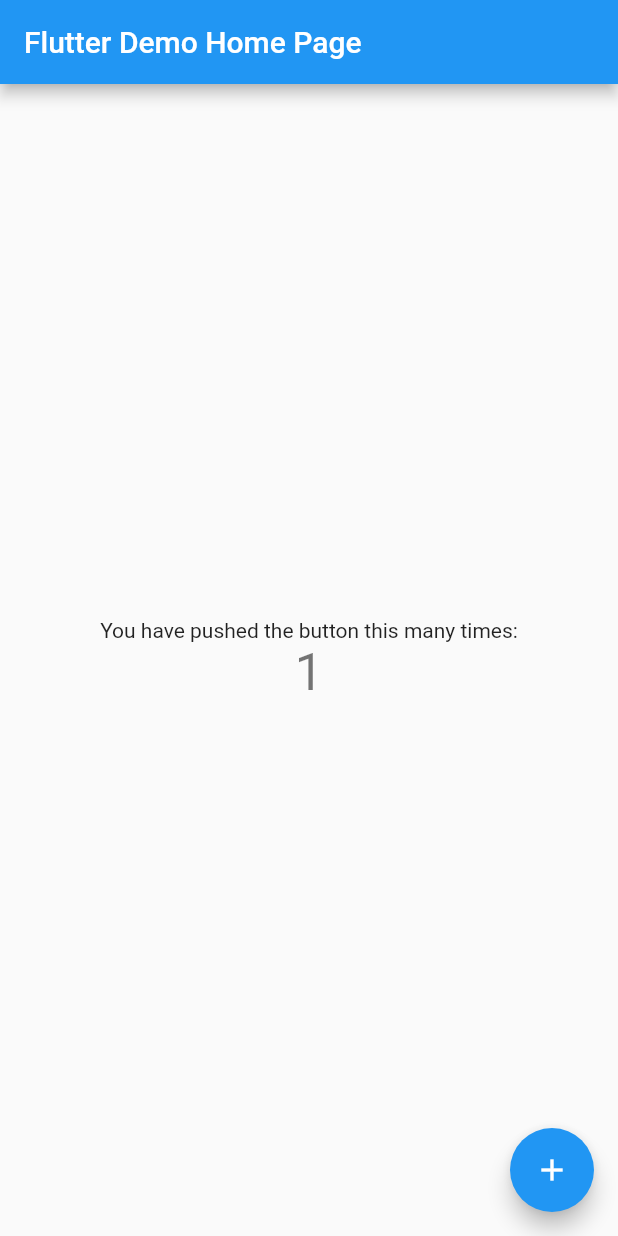
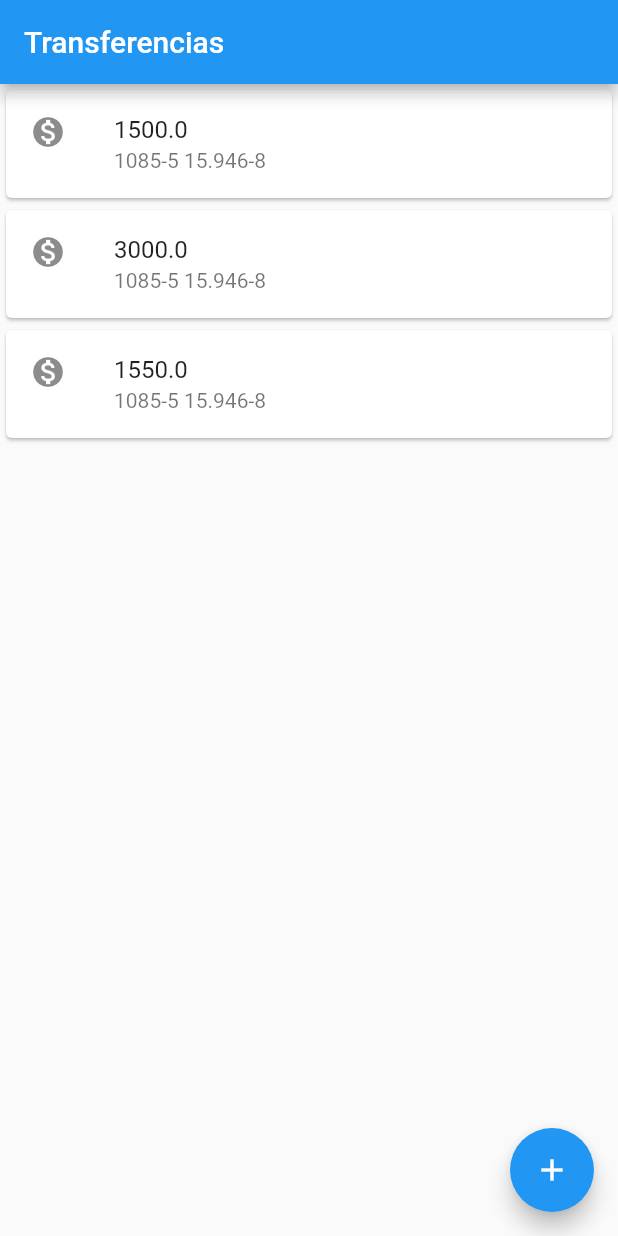
Before and after one commit to cesarionto/bytebank, a Flutter app: the screen it shows after launch, after a tap on the "add" icon, on a phone screen of 412 x 824 dp. Run offline on Flutter 3.47's test engine with Material 2 defaults, Android fonts, the phone set to English and light mode, and no system bars.

Commit message:
Criando a tela de lista de transferencias

```diff
--- a/lib/main.dart
+++ b/lib/main.dart
@@ -1,113 +1,57 @@
 import 'package:flutter/material.dart';
 
 void main() {
-  runApp(MyApp());
+  runApp(MaterialApp(
+    home: Scaffold(
+      appBar: AppBar(
+        title: Text('Transferencias'),
+      ),
+      body:ListaTransferencia(),
+      floatingActionButton: FloatingActionButton(
+        onPressed: () {  },
+        child: Icon(Icons.add),
+      ),
+    ),
+  ));
 }
 
-class MyApp extends StatelessWidget {
-  // This widget is the root of your application.
+
+class ListaTransferencia extends StatelessWidget{
   @override
   Widget build(BuildContext context) {
-    return MaterialApp(
-      title: 'Flutter Demo',
-      theme: ThemeData(
-        // This is the theme of your application.
-        //
-        // Try running your application with "flutter run". You'll see the
-        // application has a blue toolbar. Then, without quitting the app, try
-        // changing the primarySwatch below to Colors.green and then invoke
-        // "hot reload" (press "r" in the console where you ran "flutter run",
-        // or simply save your changes to "hot reload" in a Flutter IDE).
-        // Notice that the counter didn't reset back to zero; the application
-        // is not restarted.
-        primarySwatch: Colors.blue,
-      ),
-      home: MyHomePage(title: 'Flutter Demo Home Page'),
+    return Column(
+      children: [
+        ItemTransferencia(Transferencia(1500,'1085-5 15.946-8')),
+        ItemTransferencia(Transferencia(3000,'1085-5 15.946-8')),
+        ItemTransferencia(Transferencia(1550,'1085-5 15.946-8')),
+      ],
     );
   }
 }
 
-class MyHomePage extends StatefulWidget {
-  MyHomePage({Key? key, required this.title}) : super(key: key);
+class ItemTransferencia extends StatelessWidget{
 
-  // This widget is the home page of your application. It is stateful, meaning
-  // that it has a State object (defined below) that contains fields that affect
-  // how it looks.
+  final Transferencia _transferencia;
 
-  // This class is the configuration for the state. It holds the values (in this
-  // case the title) provided by the parent (in this case the App widget) and
-  // used by the build method of the State. Fields in a Widget subclass are
-  // always marked "final".
-
-  final String title;
-
-  @override
-  _MyHomePageState createState() => _MyHomePageState();
-}
-
-class _MyHomePageState extends State<MyHomePage> {
-  int _counter = 0;
-
-  void _incrementCounter() {
-    setState(() {
-      // This call to setState tells the Flutter framework that something has
-      // changed in this State, which causes it to rerun the build method below
-      // so that the display can reflect the updated values. If we changed
-      // _counter without calling setState(), then the build method would not be
-      // called again, and so nothing would appear to happen.
-      _counter++;
-    });
-  }
+  ItemTransferencia(this._transferencia);
 
   @override
   Widget build(BuildContext context) {
-    // This method is rerun every time setState is called, for instance as done
-    // by the _incrementCounter method above.
-    //
-    // The Flutter framework has been optimized to make rerunning build methods
-    // fast, so that you can just rebuild anything that needs updating rather
-    // than having to individually change instances of widgets.
-    return Scaffold(
-      appBar: AppBar(
-        // Here we take the value from the MyHomePage object that was created by
-        // the App.build method, and use it to set our appbar title.
-        title: Text(widget.title),
+    return Card(
+      child: ListTile(
+        title: Text(_transferencia.valor.toString()),
+        subtitle: Text(_transferencia.numeroConta),
+        leading: Icon(Icons.monetization_on),
       ),
-      body: Center(
-        // Center is a layout widget. It takes a single child and positions it
-        // in the middle of the parent.
-        child: Column(
-          // Column is also a layout widget. It takes a list of children and
-          // arranges them vertically. By default, it sizes itself to fit its
-          // children horizontally, and tries to be as tall as its parent.
-          //
-          // Invoke "debug painting" (press "p" in the console, choose the
-          // "Toggle Debug Paint" action from the Flutter Inspector in Android
-          // Studio, or the "Toggle Debug Paint" command in Visual Studio Code)
-          // to see the wireframe for each widget.
-          //
-          // Column has various properties to control how it sizes itself and
-          // how it positions its children. Here we use mainAxisAlignment to
-          // center the children vertically; the main axis here is the vertical
-          // axis because Columns are vertical (the cross axis would be
-          // horizontal).
-          mainAxisAlignment: MainAxisAlignment.center,
-          children: <Widget>[
-            Text(
-              'You have pushed the button this many times:',
-            ),
-            Text(
-              '$_counter',
-              style: Theme.of(context).textTheme.headline4,
-            ),
-          ],
-        ),
-      ),
-      floatingActionButton: FloatingActionButton(
-        onPressed: _incrementCounter,
-        tooltip: 'Increment',
-        child: Icon(Icons.add),
-      ), // This trailing comma makes auto-formatting nicer for build methods.
     );
   }
+
 }
+
+class Transferencia{
+
+  final double valor;
+  final String numeroConta;
+
+  Transferencia(this.valor, this.numeroConta);
+}
```
